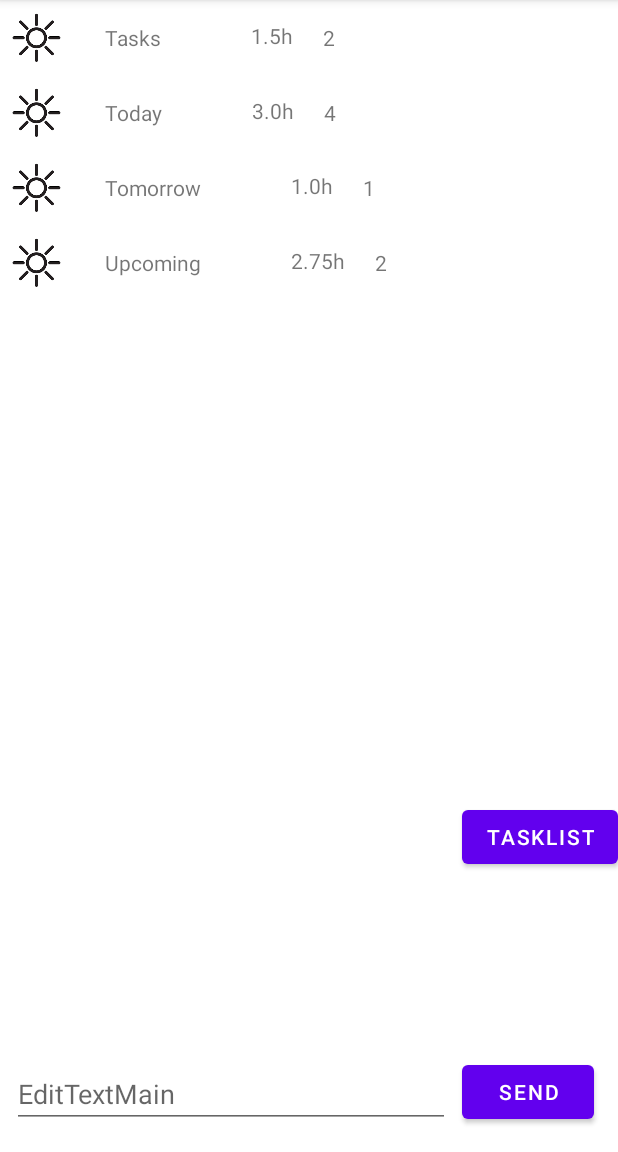
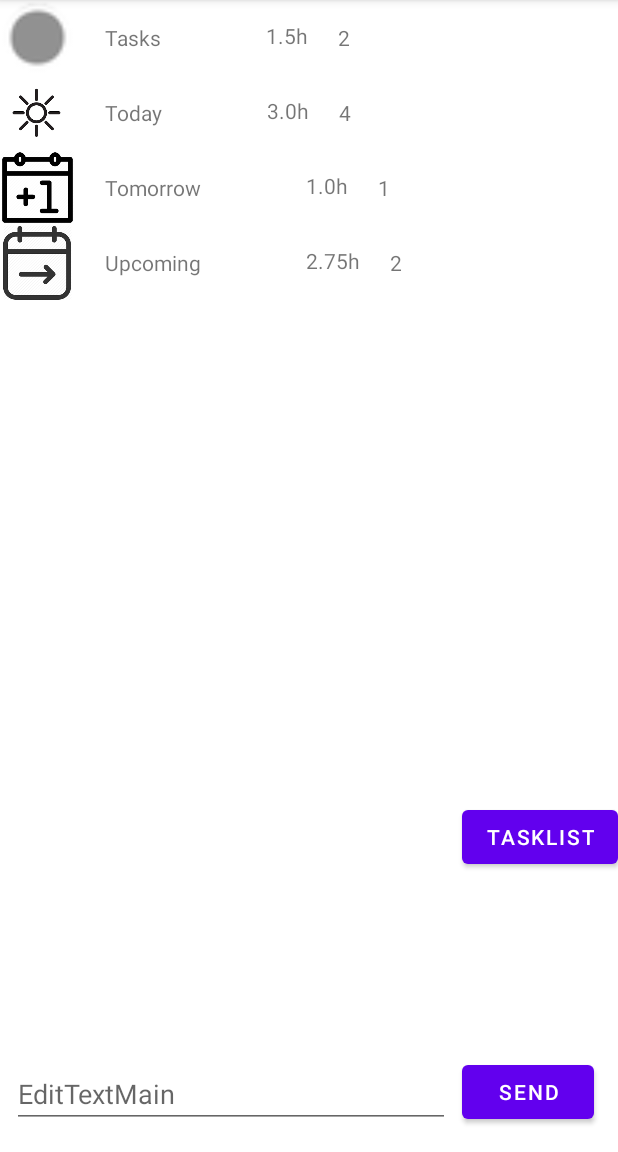
Before and after one commit to SzilvasiPeter/PomoTODOro, an Android app: the screen it shows after launch (MainActivity), after a tap on "Today", on a phone screen of 412 x 824 dp, the part 84-1236 px from its top. Run offline under Robolectric (Android 15) with nearby library versions, the phone set to English and light mode, and no system bars.

Commit message:
Task filter different image view

```diff
--- a/ToDo/app/src/main/java/com/example/todo/activities/TimerActivity.java
+++ b/ToDo/app/src/main/java/com/example/todo/activities/TimerActivity.java
@@ -58,7 +58,8 @@ public class TimerActivity extends AppCompatActivity {
                 long minutes = TimeUnit.MILLISECONDS.toMinutes(millisUntilFinished);
                 if(minutes == 0){
                     seconds = TimeUnit.MILLISECONDS.toSeconds(millisUntilFinished);
-                }else{
+                }
+                else{
                     seconds = TimeUnit.MILLISECONDS.toSeconds(millisUntilFinished) - (minutes * 60);
                 }
 
--- a/ToDo/app/src/main/java/com/example/todo/adapters/TaskFilterAdapter.java
+++ b/ToDo/app/src/main/java/com/example/todo/adapters/TaskFilterAdapter.java
@@ -3,6 +3,7 @@ package com.example.todo.adapters;
 import android.view.LayoutInflater;
 import android.view.View;
 import android.view.ViewGroup;
+import android.widget.ImageView;
 import android.widget.LinearLayout;
 import android.widget.TextView;
 import android.widget.Toast;
@@ -14,6 +15,10 @@ import com.example.todo.R;
 import com.example.todo.entities.TaskFilter;
 
 import java.util.List;
+import java.util.regex.Pattern;
+
+import static java.util.regex.Pattern.compile;
+import static java.util.regex.Pattern.quote;
 
 public class TaskFilterAdapter extends RecyclerView.Adapter<TaskFilterAdapter.TaskFilterViewHolder> {
 
@@ -31,13 +36,30 @@ public class TaskFilterAdapter extends RecyclerView.Adapter<TaskFilterAdapter.Ta
 
     @Override
     public void onBindViewHolder(@NonNull TaskFilterViewHolder holder, int position) {
-        TaskFilter model = myTaskFilters.get(position);
+        TaskFilter taskFilter = myTaskFilters.get(position);
 
-        holder.taskFilterName.setText(model.getTaskFilterName());
-        holder.taskFilterHour.setText(String.format("%sh", model.getNumberOfHour()));
-        holder.taskFilterPomodoro.setText(String.valueOf(model.getNumberOfPomodoro()));
+        setImageView(holder, taskFilter);
+        holder.taskFilterName.setText(taskFilter.getTaskFilterName());
+        holder.taskFilterHour.setText(String.format("%sh", taskFilter.getNumberOfHour()));
+        holder.taskFilterPomodoro.setText(String.valueOf(taskFilter.getNumberOfPomodoro()));
         holder.linearLayout.setOnClickListener(view ->
-                Toast.makeText(view.getContext(),"click on item: "+ model.getTaskFilterName(),Toast.LENGTH_LONG).show());
+                Toast.makeText(view.getContext(),"click on item: "+ taskFilter.getTaskFilterName(),Toast.LENGTH_LONG).show());
+    }
+
+    private void setImageView(TaskFilterViewHolder holder, TaskFilter taskFilter) {
+        boolean isToday = compile(quote("today"), Pattern.CASE_INSENSITIVE).matcher(taskFilter.getTaskFilterName()).find();
+        boolean isTomorrow = compile(quote("tomorrow"), Pattern.CASE_INSENSITIVE).matcher(taskFilter.getTaskFilterName()).find();
+        boolean isUpcoming = compile(quote("upcoming"), Pattern.CASE_INSENSITIVE).matcher(taskFilter.getTaskFilterName()).find();
+
+        if(isToday){
+            holder.taskFilterImage.setImageResource(R.drawable.today);
+        }
+        else if(isTomorrow){
+            holder.taskFilterImage.setImageResource(R.drawable.tomorrow);
+        }
+        else if(isUpcoming){
+            holder.taskFilterImage.setImageResource(R.drawable.upcomming);
+        }
     }
 
     @Override
@@ -46,7 +68,7 @@ public class TaskFilterAdapter extends RecyclerView.Adapter<TaskFilterAdapter.Ta
     }
 
     public final static class TaskFilterViewHolder extends RecyclerView.ViewHolder {
-        //ImageView taskFilterImage;
+        ImageView taskFilterImage;
         public TextView taskFilterName;
         TextView taskFilterHour;
         TextView taskFilterPomodoro;
@@ -54,6 +76,7 @@ public class TaskFilterAdapter extends RecyclerView.Adapter<TaskFilterAdapter.Ta
 
         public TaskFilterViewHolder(View itemView) {
             super(itemView);
+            taskFilterImage = itemView.findViewById(R.id.taskFilter_imageView);
             taskFilterName = itemView.findViewById(R.id.taskFilter_textView);
             taskFilterHour = itemView.findViewById(R.id.filterHours_textView);
             taskFilterPomodoro = itemView.findViewById(R.id.filterPomodoro_textView);
--- a/ToDo/app/src/main/res/layout/taskfilter_item.xml
+++ b/ToDo/app/src/main/res/layout/taskfilter_item.xml
@@ -19,7 +19,7 @@
             android:layout_height="50dp"
             android:layout_gravity="center_vertical"
             android:contentDescription="@string/filterImage"
-            app:srcCompat="@drawable/today" />
+            app:srcCompat="@android:drawable/presence_invisible" />
 
         <TextView
             android:id="@+id/taskFilter_textView"
@@ -27,6 +27,7 @@
             android:layout_height="wrap_content"
             android:layout_gravity="center_vertical"
             android:layout_marginStart="20dp"
+            android:layout_marginEnd="70dp"
             android:text="@string/taskFilterName" />
 
         <TextView
@@ -34,7 +35,7 @@
             android:layout_width="wrap_content"
             android:layout_height="21dp"
             android:layout_gravity="center_vertical"
-            android:layout_marginStart="60dp"
+            android:layout_marginRight="20dp"
             android:layout_weight="1"
             android:text="@string/filterHours" />
 
@@ -43,7 +44,7 @@
             android:layout_width="wrap_content"
             android:layout_height="wrap_content"
             android:layout_gravity="center_vertical"
-            android:layout_marginStart="20dp"
+            android:layout_marginRight="0dp"
             android:layout_weight="1"
             android:text="@string/filterPomodoro" />
 
```
